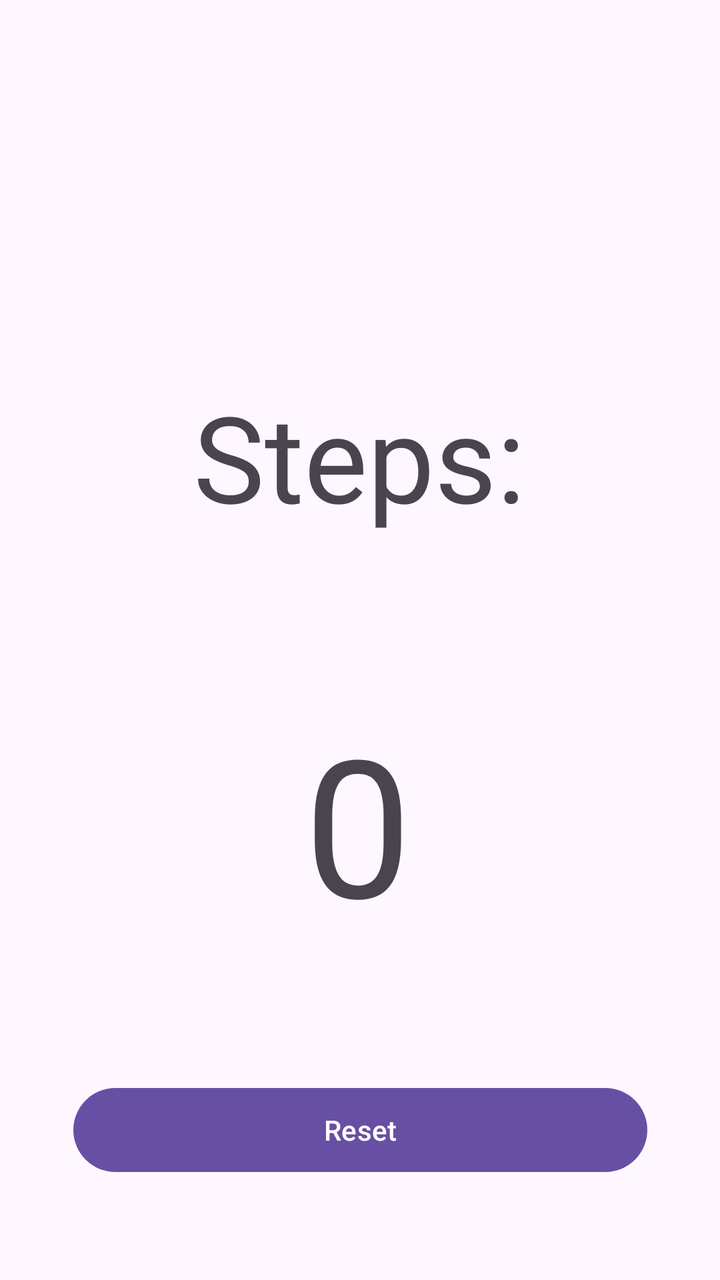
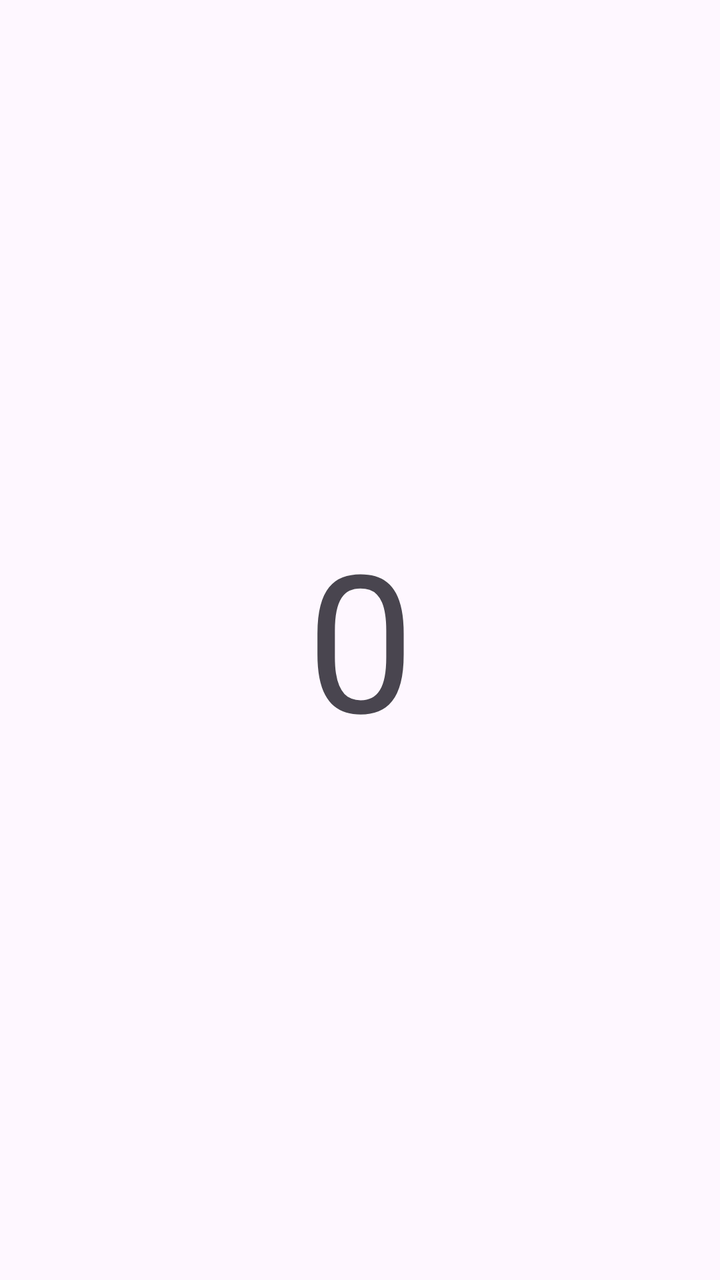

Before-and-after screenshots of an Android layout around one commit, followed by the original layout XML and the change that was made.
<!-- AndroidManifest.xml: application theme Theme.StepCounter -->
<!-- res/layout/activity_main.xml -->
<?xml version="1.0" encoding="utf-8"?>
<androidx.constraintlayout.widget.ConstraintLayout xmlns:android="http://schemas.android.com/apk/res/android"
    xmlns:app="http://schemas.android.com/apk/res-auto"
    xmlns:tools="http://schemas.android.com/tools"
    android:layout_width="match_parent"
    android:layout_height="match_parent"
    tools:context=".MainActivity">

    <TextView
        android:id="@+id/textView"
        android:layout_width="269dp"
        android:layout_height="121dp"
        android:layout_marginTop="188dp"
        android:lineSpacingExtra="34sp"
        android:text="Steps:"
        android:textAlignment="center"
        android:textSize="60sp"
        app:layout_constraintEnd_toEndOf="parent"
        app:layout_constraintHorizontal_bias="0.497"
        app:layout_constraintStart_toStartOf="parent"
        app:layout_constraintTop_toTopOf="parent" />

    <TextView
        android:id="@+id/steps"
        android:layout_width="267dp"
        android:layout_height="131dp"
        android:text="0"
        android:textAlignment="center"
        android:textSize="96sp"
        app:layout_constraintBottom_toBottomOf="parent"
        app:layout_constraintEnd_toEndOf="parent"
        app:layout_constraintHorizontal_bias="0.486"
        app:layout_constraintStart_toStartOf="parent"
        app:layout_constraintTop_toBottomOf="@+id/textView"
        app:layout_constraintVertical_bias="0.192"
        tools:ignore="DuplicateIds" />

    <Button
        android:id="@+id/resestBtn"
        android:layout_width="287dp"
        android:layout_height="50dp"
        android:text="Reset"
        app:layout_constraintBottom_toBottomOf="parent"
        app:layout_constraintEnd_toEndOf="parent"
        app:layout_constraintStart_toStartOf="parent"
        app:layout_constraintTop_toBottomOf="@+id/steps"
        app:layout_constraintVertical_bias="0.551" />

</androidx.constraintlayout.widget.ConstraintLayout>
<!-- resources referenced by this layout -->
<resources>
  <style name="Theme.StepCounter" parent="Base.Theme.StepCounter" />
  <style name="Base.Theme.StepCounter" parent="Theme.Material3.DayNight.NoActionBar">
          
          
      </style>
</resources>

<!-- the commit's change to res/layout/activity_main.xml (unified diff, before → after) -->
@@ -5,20 +5,6 @@
     android:layout_width="match_parent"
     android:layout_height="match_parent"
     tools:context=".MainActivity">
-
-    <TextView
-        android:id="@+id/textView"
-        android:layout_width="269dp"
-        android:layout_height="121dp"
-        android:layout_marginTop="188dp"
-        android:lineSpacingExtra="34sp"
-        android:text="Steps:"
-        android:textAlignment="center"
-        android:textSize="60sp"
-        app:layout_constraintEnd_toEndOf="parent"
-        app:layout_constraintHorizontal_bias="0.497"
-        app:layout_constraintStart_toStartOf="parent"
-        app:layout_constraintTop_toTopOf="parent" />
 
     <TextView
         android:id="@+id/steps"
@@ -29,21 +15,18 @@
         android:textSize="96sp"
         app:layout_constraintBottom_toBottomOf="parent"
         app:layout_constraintEnd_toEndOf="parent"
-        app:layout_constraintHorizontal_bias="0.486"
         app:layout_constraintStart_toStartOf="parent"
-        app:layout_constraintTop_toBottomOf="@+id/textView"
-        app:layout_constraintVertical_bias="0.192"
+        app:layout_constraintTop_toTopOf="parent"
         tools:ignore="DuplicateIds" />
 
-    <Button
-        android:id="@+id/resestBtn"
-        android:layout_width="287dp"
-        android:layout_height="50dp"
-        android:text="Reset"
+    <ProgressBar
+        android:id="@+id/progressBar"
+        style="?android:attr/progressBarStyle"
+        android:layout_width="405dp"
+        android:layout_height="441dp"
         app:layout_constraintBottom_toBottomOf="parent"
         app:layout_constraintEnd_toEndOf="parent"
         app:layout_constraintStart_toStartOf="parent"
-        app:layout_constraintTop_toBottomOf="@+id/steps"
-        app:layout_constraintVertical_bias="0.551" />
+        app:layout_constraintTop_toTopOf="parent" />
 
 </androidx.constraintlayout.widget.ConstraintLayout>
